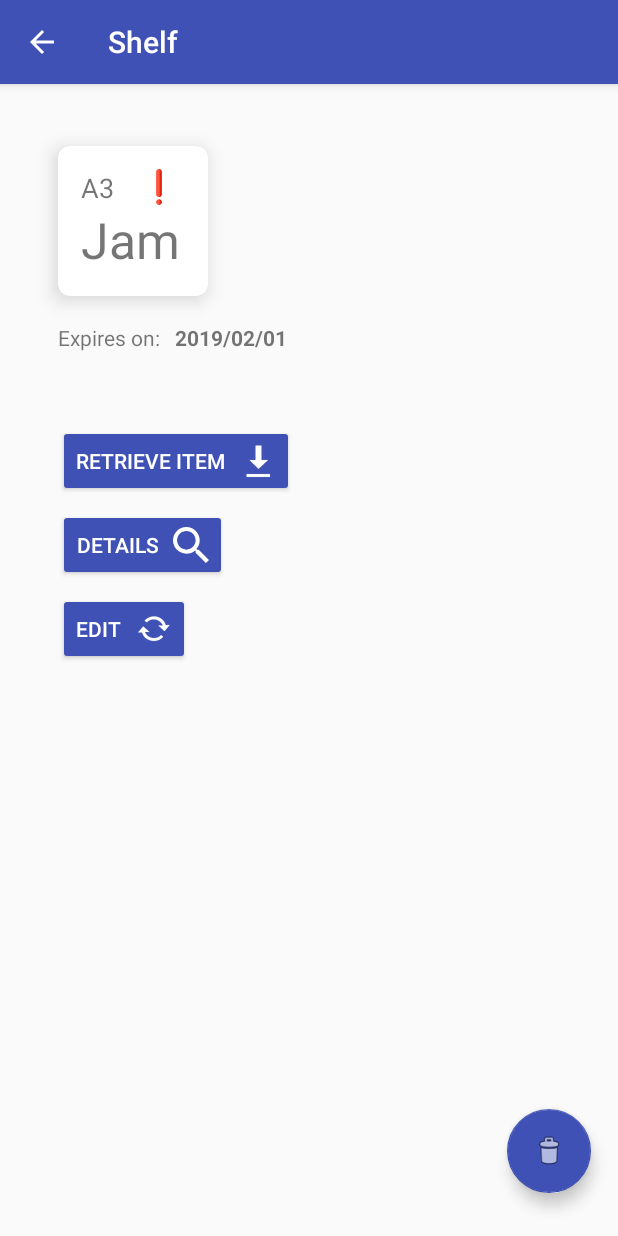
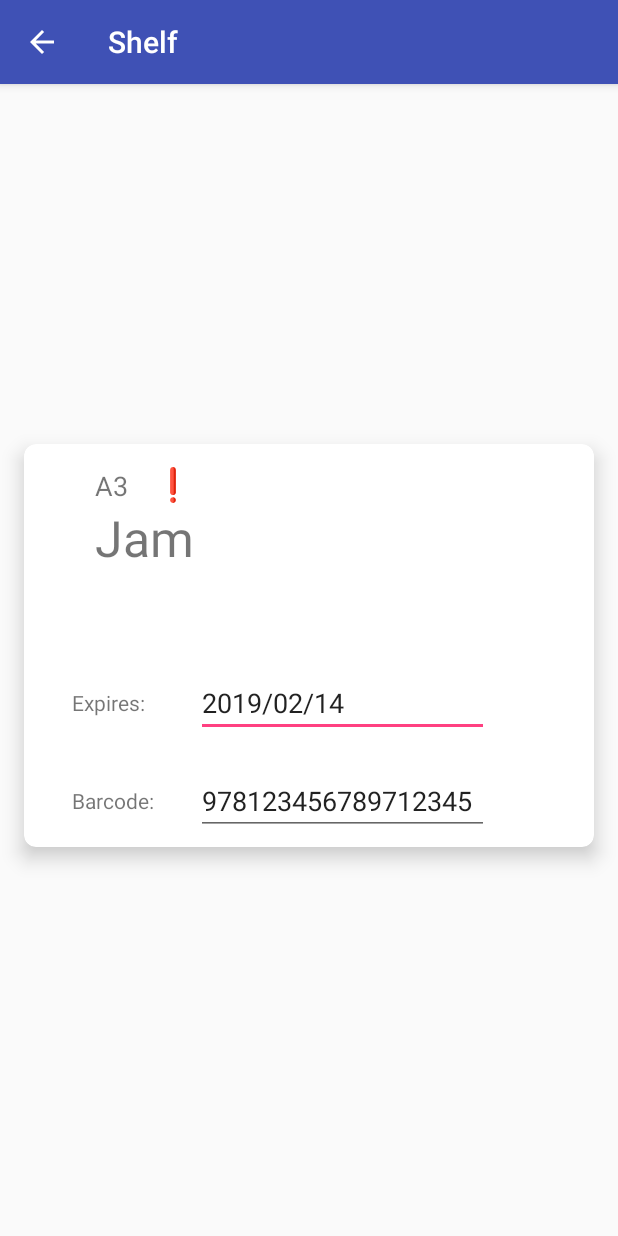
Before and after one commit to Ojasvi-Jalal/SystemDesignProject-Team2, an Android app: the ShelfActivity screen opened directly, with no data from a screen before it, on a phone screen of 412 x 824 dp. Run offline under Robolectric (Android 15) with nearby library versions, the light colour scheme and no system bars; 2 statements that could not run were skipped.

Commit message:
activity_shelf modify

```diff
--- a/android-app/app/src/main/java/com/example/ojasvi/roboreachapp/ShelfActivity.kt
+++ b/android-app/app/src/main/java/com/example/ojasvi/roboreachapp/ShelfActivity.kt
@@ -14,7 +14,7 @@ class ShelfActivity : AppCompatActivity() {
         supportActionBar?.setDisplayHomeAsUpEnabled(true)
 
         // Edit button trigger
-        val editButton = findViewById<Button>(R.id.editButton)
+        val editButton = findViewById<Button>(R.id.De)
         editButton.setOnClickListener {
             startActivity(Intent(this, EditActivity::class.java))
         }
--- a/android-app/app/src/main/res/layout/activity_shelf.xml
+++ b/android-app/app/src/main/res/layout/activity_shelf.xml
@@ -6,144 +6,40 @@
     android:layout_width="match_parent"
     android:layout_height="match_parent">
 
-    <android.support.design.widget.FloatingActionButton
-        android:id="@+id/deleteButton"
-        android:layout_width="wrap_content"
-        android:layout_height="wrap_content"
-        android:layout_marginBottom="8dp"
-        android:layout_marginEnd="8dp"
-        android:layout_marginStart="8dp"
-        android:layout_marginTop="8dp"
-        android:clickable="true"
-        app:backgroundTint="@color/colorPrimary"
-        app:fabSize="auto"
-        app:layout_constraintBottom_toBottomOf="parent"
-        app:layout_constraintEnd_toEndOf="parent"
-        app:layout_constraintHorizontal_bias="0.97"
-        app:layout_constraintStart_toStartOf="parent"
-        app:layout_constraintTop_toTopOf="parent"
-        app:layout_constraintVertical_bias="0.97"
-        app:srcCompat="@android:drawable/ic_menu_delete" />
-
-    <TextView
-        android:id="@+id/textView4"
-        android:layout_width="wrap_content"
-        android:layout_height="wrap_content"
-        android:layout_marginBottom="8dp"
-        android:layout_marginEnd="8dp"
-        android:layout_marginTop="8dp"
-        android:paddingBottom="10dp"
-        android:paddingRight="10dp"
-        android:paddingTop="10dp"
-        android:text="2019/02/01"
-        android:textStyle="bold"
-        app:layout_constraintBottom_toBottomOf="parent"
-        app:layout_constraintEnd_toEndOf="parent"
-        app:layout_constraintHorizontal_bias="0.0"
-        app:layout_constraintStart_toEndOf="@+id/expiresTitle"
-        app:layout_constraintTop_toBottomOf="@+id/a1_card"
-        app:layout_constraintVertical_bias="0.0"
-        tools:layout_conversion_absoluteHeight="19dp"
-        tools:layout_conversion_absoluteWidth="154dp" />
-
-    <Button
-        android:id="@+id/retrieveButton"
-        style="@android:style/Widget.Material.Button.Colored"
-        android:layout_width="wrap_content"
-        android:layout_height="wrap_content"
-        android:layout_marginBottom="8dp"
-        android:layout_marginEnd="8dp"
-        android:layout_marginTop="8dp"
-        android:backgroundTint="@color/colorPrimary"
-        android:drawablePadding="10dp"
-        android:drawableRight="@android:drawable/stat_sys_download_done"
-        android:text="Retrieve item"
-        app:layout_constraintBottom_toBottomOf="parent"
-        app:layout_constraintEnd_toEndOf="parent"
-        app:layout_constraintHorizontal_bias="0.0"
-        app:layout_constraintStart_toStartOf="@+id/expiresTitle"
-        app:layout_constraintTop_toBottomOf="@+id/expiresTitle"
-        app:layout_constraintVertical_bias="0.060000002"
-        tools:layout_conversion_absoluteHeight="48dp"
-        tools:layout_conversion_absoluteWidth="123dp" />
-
-    <Button
-        android:id="@+id/editButton"
-        style="@android:style/Widget.Material.Button.Colored"
-        android:layout_width="wrap_content"
-        android:layout_height="wrap_content"
-        android:layout_marginBottom="8dp"
-        android:layout_marginEnd="8dp"
-        android:layout_marginTop="8dp"
-        android:backgroundTint="@color/colorPrimary"
-        android:drawablePadding="10dp"
-        android:drawableRight="@android:drawable/stat_notify_sync"
-        android:text="Edit"
-        app:layout_constraintBottom_toBottomOf="parent"
-        app:layout_constraintEnd_toEndOf="parent"
-        app:layout_constraintHorizontal_bias="0.0"
-        app:layout_constraintStart_toStartOf="@+id/detailsButton"
-        app:layout_constraintTop_toBottomOf="@+id/detailsButton"
-        app:layout_constraintVertical_bias="0.0"
-        tools:layout_conversion_absoluteHeight="48dp"
-        tools:layout_conversion_absoluteWidth="88dp" />
-
-    <Button
-        android:id="@+id/detailsButton"
-        style="@android:style/Widget.Material.Button.Colored"
-        android:layout_width="wrap_content"
-        android:layout_height="wrap_content"
-        android:layout_marginBottom="8dp"
-        android:layout_marginEnd="8dp"
-        android:layout_marginTop="8dp"
-        android:backgroundTint="@color/colorPrimary"
-        android:drawablePadding="10dp"
-        android:drawableRight="@drawable/ic_searching_magnifying_glass"
-        android:text="Details"
-        app:layout_constraintBottom_toBottomOf="parent"
-        app:layout_constraintEnd_toEndOf="parent"
-        app:layout_constraintHorizontal_bias="0.0"
-        app:layout_constraintStart_toStartOf="@+id/retrieveButton"
-        app:layout_constraintTop_toBottomOf="@+id/retrieveButton"
-        app:layout_constraintVertical_bias="0.0"
-        tools:layout_conversion_absoluteHeight="48dp"
-        tools:layout_conversion_absoluteWidth="88dp" />
-
-    <TextView
-        android:id="@+id/expiresTitle"
-        android:layout_width="wrap_content"
-        android:layout_height="wrap_content"
-        android:layout_marginBottom="8dp"
-        android:layout_marginTop="8dp"
-        android:paddingBottom="10dp"
-        android:paddingRight="10dp"
-        android:paddingTop="10dp"
-        android:text="Expires on:"
-        app:layout_constraintBottom_toBottomOf="parent"
-        app:layout_constraintEnd_toEndOf="parent"
-        app:layout_constraintHorizontal_bias="0.0"
-        app:layout_constraintStart_toStartOf="@+id/a1_card"
-        app:layout_constraintTop_toBottomOf="@+id/a1_card"
-        app:layout_constraintVertical_bias="0.0"
-        tools:layout_conversion_absoluteHeight="19dp"
-        tools:layout_conversion_absoluteWidth="146dp" />
-
     <android.support.v7.widget.CardView
-        android:id="@+id/a1_card"
-        android:layout_width="wrap_content"
+        android:id="@+id/card"
+        android:layout_width="0dp"
         android:layout_height="wrap_content"
         android:layout_columnWeight="1"
         android:layout_margin="16dp"
+        android:layout_marginBottom="50dp"
+        android:layout_marginEnd="50dp"
+        android:layout_marginStart="50dp"
+        android:layout_marginTop="50dp"
         android:layout_rowWeight="1"
+        android:transitionName="@string/transition_string"
         app:cardCornerRadius="8dp"
         app:cardElevation="8dp"
         app:layout_constraintBottom_toBottomOf="parent"
         app:layout_constraintEnd_toEndOf="parent"
-        app:layout_constraintHorizontal_bias="0.08"
+        app:layout_constraintHorizontal_bias="0.486"
         app:layout_constraintStart_toStartOf="parent"
         app:layout_constraintTop_toTopOf="parent"
-        app:layout_constraintVertical_bias="0.04000002"
-        android:transitionName="@string/transition_string">
+        app:layout_constraintVertical_bias="0.48000002">
+
+        <LinearLayout
+            android:id="@+id/linearLayout"
+            android:layout_width="278dp"
+            android:layout_height="wrap_content"
+            android:layout_marginBottom="8dp"
+            android:layout_marginEnd="32dp"
+            android:layout_marginStart="32dp"
+            android:orientation="vertical"
+            app:layout_constraintBottom_toBottomOf="parent"
+            app:layout_constraintEnd_toEndOf="parent"
+            app:layout_constraintStart_toStartOf="parent"
+            app:layout_constraintTop_toBottomOf="@+id/textView5"
+            app:layout_constraintVertical_bias="0.13999999">
 
             <LinearLayout
                 android:layout_width="100dp"
@@ -183,6 +79,66 @@
                     android:textSize="20sp" />
             </LinearLayout>
 
+            <LinearLayout
+                android:layout_width="match_parent"
+                android:layout_height="match_parent"
+                android:layout_marginTop="50dp"
+                android:layout_weight="1"
+                android:orientation="horizontal">
+
+                <TextView
+                    android:id="@+id/textView6"
+                    android:layout_width="100dp"
+                    android:layout_height="match_parent"
+                    android:layout_weight="1"
+                    android:gravity="center_vertical"
+                    android:text="Expires:"
+                    android:textAlignment="textStart"
+                    tools:layout_editor_absoluteX="36dp"
+                    tools:layout_editor_absoluteY="117dp" />
+
+                <EditText
+                    android:id="@+id/editText2"
+                    android:layout_width="wrap_content"
+                    android:layout_height="wrap_content"
+                    android:layout_weight="1"
+                    android:ems="10"
+                    android:inputType="date"
+                    android:text="2019/02/14" />
+
+            </LinearLayout>
+
+            <LinearLayout
+                android:layout_width="match_parent"
+                android:layout_height="match_parent"
+                android:layout_marginTop="20dp"
+                android:orientation="horizontal">
+
+                <TextView
+                    android:id="@+id/textView6"
+                    android:layout_width="100dp"
+                    android:layout_height="match_parent"
+                    android:layout_weight="1"
+                    android:gravity="center_vertical"
+                    android:text="Barcode:"
+                    android:textAlignment="textStart"
+                    tools:layout_editor_absoluteX="36dp"
+                    tools:layout_editor_absoluteY="117dp" />
+
+                <EditText
+                    android:id="@+id/editText3"
+                    android:layout_width="wrap_content"
+                    android:layout_height="wrap_content"
+                    android:layout_weight="1"
+                    android:ems="10"
+                    android:inputType="number"
+                    android:text="978123456789712345" />
+
+            </LinearLayout>
+        </LinearLayout>
+
     </android.support.v7.widget.CardView>
 
+
+
 </android.support.constraint.ConstraintLayout>
```
Also changed, not shown: android-app/app/src/main/res/layout/activity_main.xml (deleted, +0 -53 lines), android-app/app/src/main/res/layout/shelves.xml (deleted, +0 -229 lines), 3 other files. Lines whose indentation alone changed are shown as unchanged.
